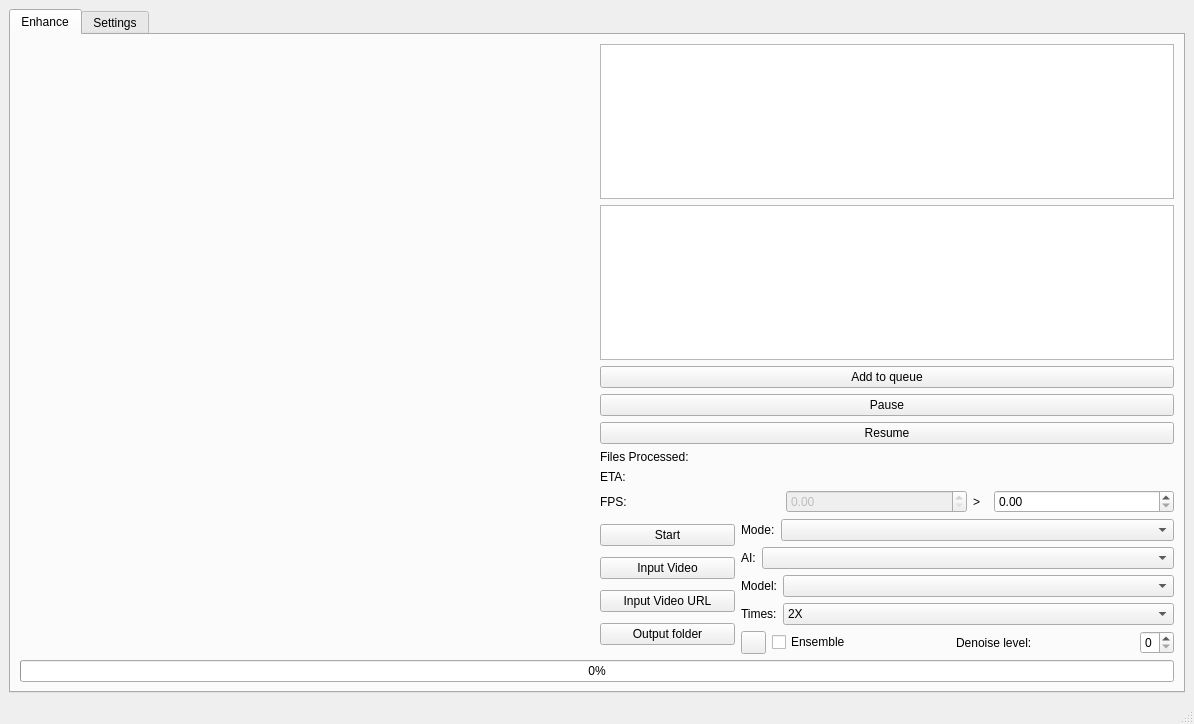
Before: the Qt Designer form mainwindow.ui in TNTwise/REAL-Video-Enhancer, drawn with Qt 5.
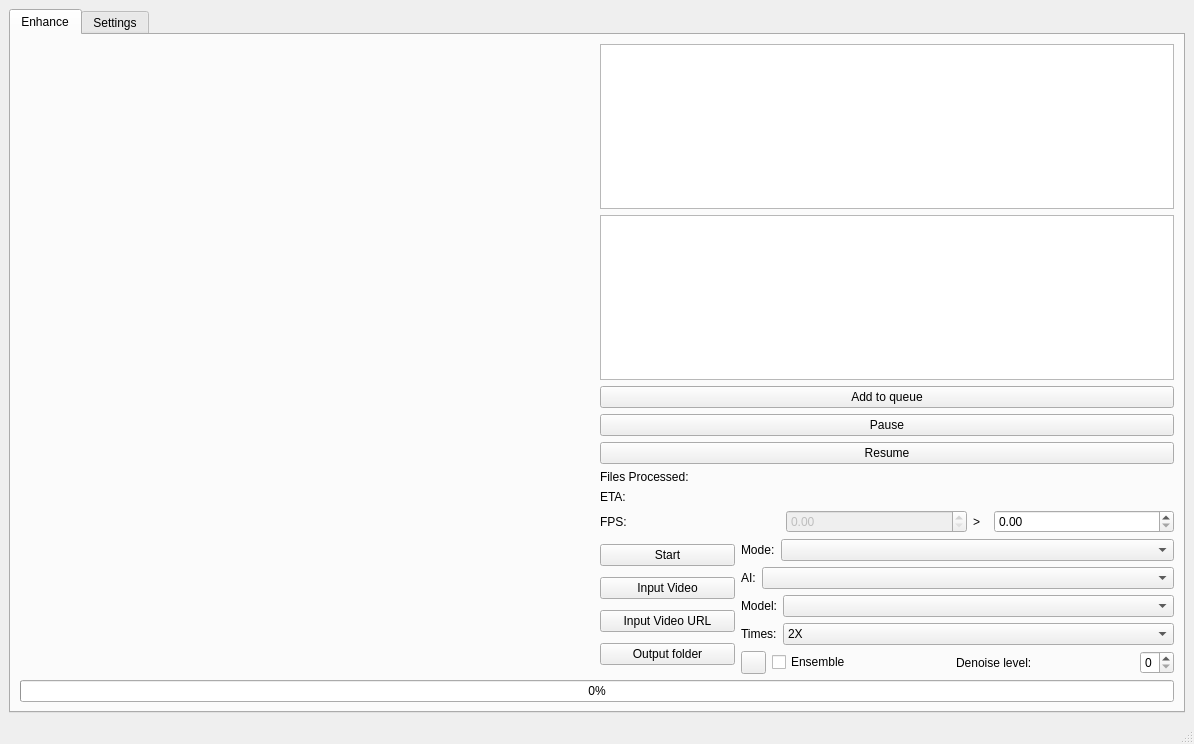
After: the same form once the commit is applied. Icons and pictures are not drawn.

What changed in the file:
```diff
--- a/mainwindow.ui
+++ b/mainwindow.ui
@@ -7,7 +7,7 @@
     <x>0</x>
     <y>0</y>
     <width>1194</width>
-    <height>724</height>
+    <height>744</height>
    </rect>
   </property>
   <property name="windowTitle">
```
Left out of the diff: 2 changed lines with no effect on the pictures.
